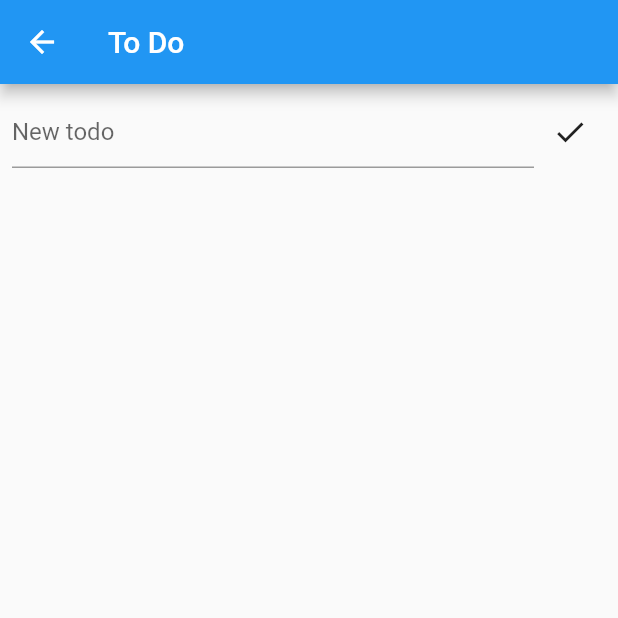
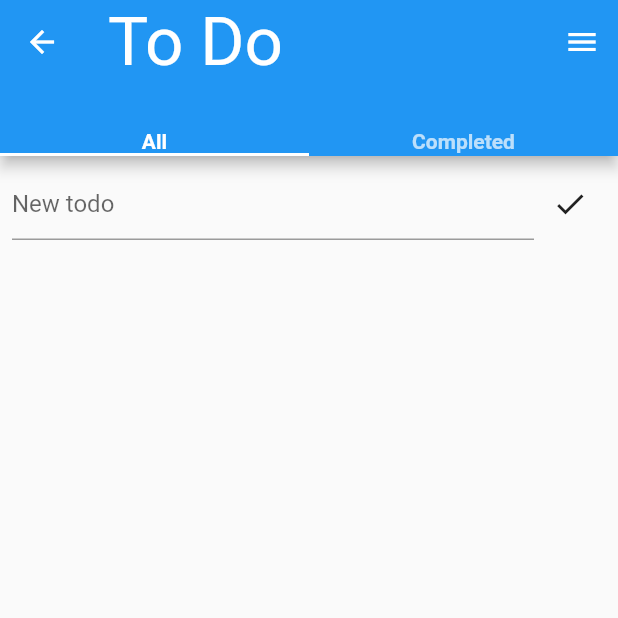
Before and after one commit to sunaranish17/flutter_riverpod_demo, a Flutter app: the screen it shows after launch, after a tap on "To Do from Fun with Flutter", on a phone screen of 412 x 824 dp, the top half of it. Run offline on Flutter 3.47's test engine with Material 2 defaults, Android fonts, the phone set to English and light mode, and no system bars; our stand-ins replace hooks_riverpod.

Commit message:
Feat: To Do page UI

```diff
--- a/lib/screens/todo/models/todo.dart
+++ b/lib/screens/todo/models/todo.dart
@@ -11,6 +11,11 @@ final _sampleTodos = [
 
 final todosProvider =
     StateNotifierProvider((ref) => ToDoNotifier(ref.read, _sampleTodos));
+
+final completedTodos = Provider<List<Todo>>((ref) {
+  final todos = ref.watch(todosProvider);
+  return todos.where((todo) => todo.completed).toList();
+});
 
 class ToDoNotifier extends StateNotifier<List<Todo>> {
   ToDoNotifier(this.read, [List<Todo>? state]) : super(<Todo>[]);
--- a/lib/screens/todo/todo_page.dart
+++ b/lib/screens/todo/todo_page.dart
@@ -1,16 +1,97 @@
 import 'package:flutter/material.dart';
+import 'package:hooks_riverpod/hooks_riverpod.dart';
+import 'package:riverpod_flutter_demo/screens/todo/models/todo.dart';
 import 'package:riverpod_flutter_demo/screens/todo/widgets/add_todo.dart';
+import 'package:riverpod_flutter_demo/screens/todo/widgets/menu.dart';
+import 'package:riverpod_flutter_demo/screens/todo/widgets/todo_item.dart';
 
 class ToDoPage extends StatelessWidget {
   const ToDoPage({Key? key}) : super(key: key);
 
   @override
   Widget build(BuildContext context) {
-    return Scaffold(
-      appBar: AppBar(
-        title: Text("To Do"),
+    return DefaultTabController(
+      length: 2,
+      child: Scaffold(
+        appBar: AppBar(
+          title: Text(
+            "To Do",
+            style: Theme.of(context)
+                .textTheme
+                .headline3!
+                .copyWith(color: Colors.white),
+          ),
+          actions: [
+            Menu(),
+          ],
+          bottom: TabBar(
+            tabs: [
+              Text(
+                'All',
+                style: TextStyle(fontWeight: FontWeight.bold),
+              ),
+              Text(
+                'Completed',
+                style: TextStyle(
+                  fontWeight: FontWeight.bold,
+                ),
+              ),
+            ],
+          ),
+        ),
+        body: SafeArea(
+          child: TabBarView(
+            children: [
+              Column(
+                children: [
+                  AddToDoPanel(),
+                  const SizedBox(
+                    height: 20.0,
+                  ),
+                  Expanded(
+                    child: Consumer(
+                      builder: (context, ref, _) {
+                        return ListView(
+                          children: [
+                            ...ref
+                                .watch(todosProvider)
+                                .map(
+                                  (todo) => ProviderScope(
+                                    overrides: [
+                                      currentToDo.overrideWithValue(todo)
+                                    ],
+                                    child: const ToDoItem(),
+                                  ),
+                                )
+                                .toList()
+                          ],
+                        );
+                      },
+                    ),
+                  ),
+                ],
+              ),
+              Consumer(
+                builder: (context, ref, child) {
+                  return ListView(
+                    children: [
+                      ...ref
+                          .watch(completedTodos)
+                          .map(
+                            (todo) => ProviderScope(
+                              overrides: [currentToDo.overrideWithValue(todo)],
+                              child: const ToDoItem(),
+                            ),
+                          )
+                          .toList()
+                    ],
+                  );
+                },
+              )
+            ],
+          ),
+        ),
       ),
-      body: AddToDoPanel(),
     );
   }
 }
--- a/lib/screens/todo/widgets/todo_item.dart
+++ b/lib/screens/todo/widgets/todo_item.dart
@@ -2,7 +2,7 @@ import 'package:flutter/material.dart';
 import 'package:hooks_riverpod/hooks_riverpod.dart';
 import 'package:riverpod_flutter_demo/screens/todo/models/todo.dart';
 
-final _currentToDo = Provider<Todo>((ref) => throw UnimplementedError());
+final currentToDo = Provider<Todo>((ref) => throw UnimplementedError());
 
 class ToDoItem extends StatefulWidget {
   const ToDoItem({Key? key}) : super(key: key);
@@ -27,7 +27,7 @@ class _ToDoItemState extends State<ToDoItem> {
   @override
   Widget build(BuildContext context) {
     return Consumer(builder: (context, ref, _) {
-      final todo = ref.watch(_currentToDo);
+      final todo = ref.watch(currentToDo);
       return Padding(
         padding: const EdgeInsets.all(8.0),
         child: Dismissible(
```
